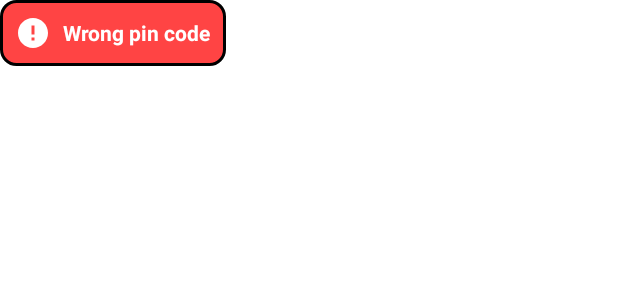
After one commit to ncliff-git/passet-android, an Android app: the layout custom_toast_pin_code.xml on its own in the app's theme, with its tools: preview values and no code run, on a phone screen of 412 x 824 dp. The commit adds this screen. Shown: the top 300 px of the screen. Run offline under Robolectric (Android 15) with nearby library versions, the phone set to English and light mode, and no system bars; Roboto replaces fonts that are not available here.

Commit message:
Made toast

```diff
--- /dev/null
+++ b/app/src/main/res/drawable/ic_error.xml
@@ -0,0 +1,10 @@
+<vector xmlns:android="http://schemas.android.com/apk/res/android"
+    android:width="24dp"
+    android:height="24dp"
+    android:viewportWidth="24"
+    android:viewportHeight="24"
+    android:tint="?attr/colorControlNormal">
+  <path
+      android:fillColor="@android:color/white"
+      android:pathData="M12,2C6.48,2 2,6.48 2,12s4.48,10 10,10 10,-4.48 10,-10S17.52,2 12,2zM13,17h-2v-2h2v2zM13,13h-2L11,7h2v6z"/>
+</vector>
--- /dev/null
+++ b/app/src/main/res/drawable/toast_error_backgraund.xml
@@ -0,0 +1,8 @@
+<?xml version="1.0" encoding="utf-8"?>
+<shape xmlns:android="http://schemas.android.com/apk/res/android">
+
+    <solid android:color="@android:color/holo_red_light"/>
+    <stroke android:width="2dp"/>
+    <corners android:radius="10dp"/>
+
+</shape>
--- /dev/null
+++ b/app/src/main/res/layout/custom_toast_pin_code.xml
@@ -0,0 +1,27 @@
+<?xml version="1.0" encoding="utf-8"?>
+<LinearLayout xmlns:android="http://schemas.android.com/apk/res/android"
+    xmlns:app="http://schemas.android.com/apk/res-auto"
+    android:id="@+id/toast_error_layout"
+    android:layout_width="wrap_content"
+    android:layout_height="wrap_content"
+    android:background="@drawable/toast_error_backgraund"
+    android:gravity="center_vertical"
+    android:padding="10dp">
+
+    <ImageView
+        android:id="@+id/imageView"
+        android:layout_width="wrap_content"
+        android:layout_height="wrap_content"
+        android:layout_marginEnd="8dp"
+        app:srcCompat="@drawable/ic_error"
+        app:tint="@color/white" />
+
+    <TextView
+        android:id="@+id/textView"
+        android:layout_width="wrap_content"
+        android:layout_height="wrap_content"
+        android:textStyle="bold"
+        android:text="@string/pin_code_error"
+        android:textColor="@color/white" />
+
+</LinearLayout>
--- a/app/src/main/res/values/strings.xml
+++ b/app/src/main/res/values/strings.xml
@@ -3,6 +3,7 @@
     <string name="pin_code_enter">Enter the pin code</string>
     <string name="pin_code_create">Create a pin code</string>
     <string name="pin_code_repeat">Repeat the pin code</string>
+    <string name="pin_code_error">Wrong pin code</string>
     <!-- TODO: Remove or change this placeholder text -->
 
 </resources>
```
Also changed, not shown: app/src/main/java/com/github/ncliff/passet/presentation/fragments/PinCodeFragment.kt (+7 -2 lines), app/src/main/java/com/github/ncliff/passet/presentation/models/PinCodeViewModel.kt (+15 -21 lines), 1 other file.
